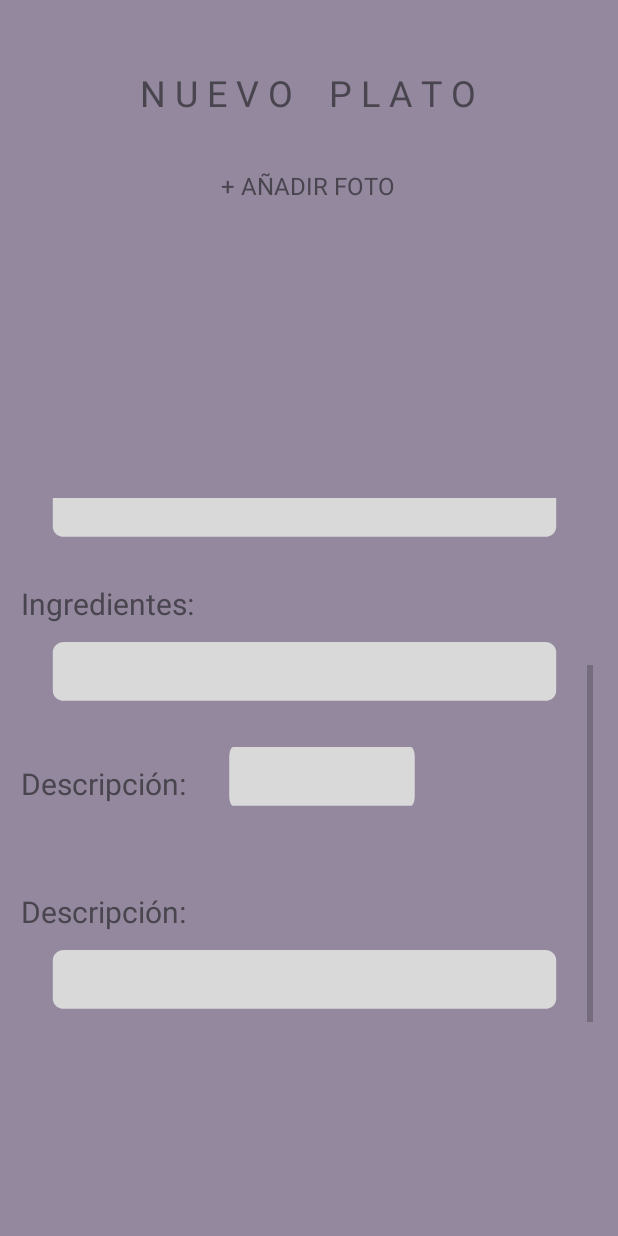
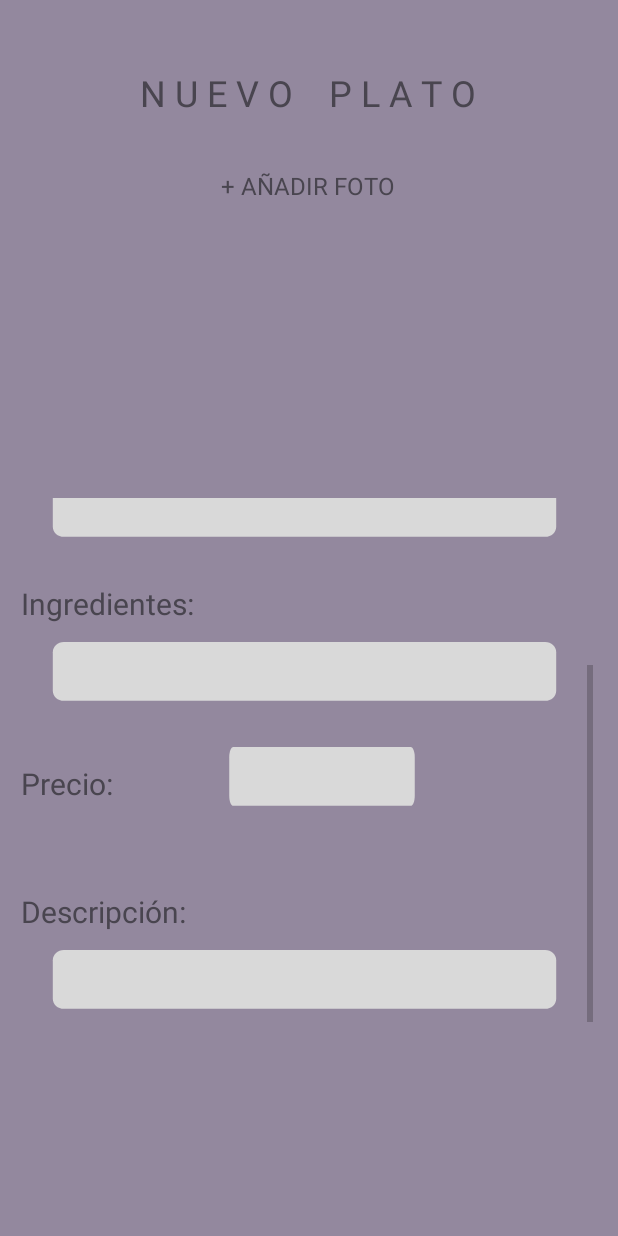
Before and after one commit to AndresCaldentey/CucharON, an Android app: the screen it shows after launch (PosteoProducto), scrolled down 163 dp, on a phone screen of 412 x 824 dp. Run offline under Robolectric (Android 15) with nearby library versions, the phone set to English and light mode, and no system bars.

Commit message:
posteoProducto recupreado y arreglo manifest

```diff
--- a/app/src/main/AndroidManifest.xml
+++ b/app/src/main/AndroidManifest.xml
@@ -13,6 +13,7 @@
         android:supportsRtl="true"
         android:theme="@style/Theme.CucharON"
         tools:targetApi="31">
+
         <activity
             android:name="Presentation.PosteoProducto"
             android:screenOrientation="portrait"
@@ -26,6 +27,7 @@
                 <category android:name="android.intent.category.LAUNCHER" />
             </intent-filter>
         </activity>
+
     </application>
 
 
--- a/app/src/main/java/Presentation/PosteoProducto.java
+++ b/app/src/main/java/Presentation/PosteoProducto.java
@@ -9,6 +9,7 @@ import android.os.Bundle;
 import android.provider.MediaStore;
 import android.util.Base64;
 import android.view.View;
+import android.widget.EditText;
 import android.widget.ImageView;
 import android.widget.TextView;
 
@@ -17,6 +18,7 @@ import androidx.appcompat.app.AppCompatDelegate;
 import androidx.core.content.ContextCompat;
 
 
+import com.example.cucharon.Producto;
 import com.example.cucharon.R;
 
 import java.io.ByteArrayOutputStream;
@@ -27,6 +29,11 @@ public class PosteoProducto extends AppCompatActivity {
     TextView addPhotoText;
     ImageView fotoPlato;
     String imagenPlatoBase64;
+    EditText nombreEditText;
+    EditText descripcionEditText;
+    EditText precioEditText;
+    EditText ingredientesEditText;
+    Producto producto;
     @Override
     protected void onCreate(Bundle savedInstanceState) {
         super.onCreate(savedInstanceState);
@@ -35,6 +42,10 @@ public class PosteoProducto extends AppCompatActivity {
         AppCompatDelegate.setDefaultNightMode(AppCompatDelegate.MODE_NIGHT_NO);
         addPhotoText = findViewById(R.id.addPhotoText);
         fotoPlato = findViewById(R.id.fotoPlato);
+        nombreEditText = findViewById(R.id.nombreEditText);
+        descripcionEditText = findViewById(R.id.precioEditText);
+        precioEditText = findViewById(R.id.precioEditText);
+        ingredientesEditText = findViewById(R.id.ingredientesEditText);
     }
 
     public void clickAddPhoto(View view){
@@ -89,5 +100,16 @@ public class PosteoProducto extends AppCompatActivity {
         imageView.setImageBitmap(decodedImage);
     }*/
 
+    private void clickPostearProducto(View view){
+        String nombre = String.valueOf(nombreEditText.getText());
+        String descripcion = String.valueOf(descripcionEditText.getText());
+        float precio = Float.parseFloat(String.valueOf(precioEditText.getText()));
+        String direccion = "";//CONSEGUIR
+        //INGREDIENTES?????
+        String usuarioPublicador=""; //SETEAR AL ID DEL USUARIO DE LA SESION
+        producto = new Producto(1,nombre,descripcion,precio,imagenPlatoBase64,direccion,usuarioPublicador);
+
+    }
+
 
 }
--- a/app/src/main/res/layout/nuevo_plato.xml
+++ b/app/src/main/res/layout/nuevo_plato.xml
@@ -70,7 +70,7 @@
                 android:textSize="20sp" />
 
             <EditText
-                android:id="@+id/editTextText7"
+                android:id="@+id/nombreEditText"
                 android:layout_width="347dp"
                 android:layout_height="50dp"
                 android:layout_marginLeft="15dp"
@@ -94,7 +94,7 @@
                 android:textSize="20sp" />
 
             <EditText
-                android:id="@+id/editTextText8"
+                android:id="@+id/descripcionEditText"
                 android:layout_width="347dp"
                 android:layout_height="50dp"
                 android:layout_marginLeft="15dp"
@@ -118,7 +118,7 @@
                 android:textSize="20sp" />
 
             <EditText
-                android:id="@+id/editTextText9"
+                android:id="@+id/ingredientesEditText"
                 android:layout_width="347dp"
                 android:layout_height="50dp"
                 android:layout_marginLeft="15dp"
@@ -143,11 +143,11 @@
                     android:id="@+id/textView13"
                     android:layout_width="121dp"
                     android:layout_height="39dp"
-                    android:text="Descripción:"
+                    android:text="Precio:"
                     android:textSize="20sp" />
 
                 <EditText
-                    android:id="@+id/editTextText10"
+                    android:id="@+id/precioEditText"
                     android:layout_width="128dp"
                     android:layout_height="50dp"
                     android:layout_marginLeft="15dp"
```
